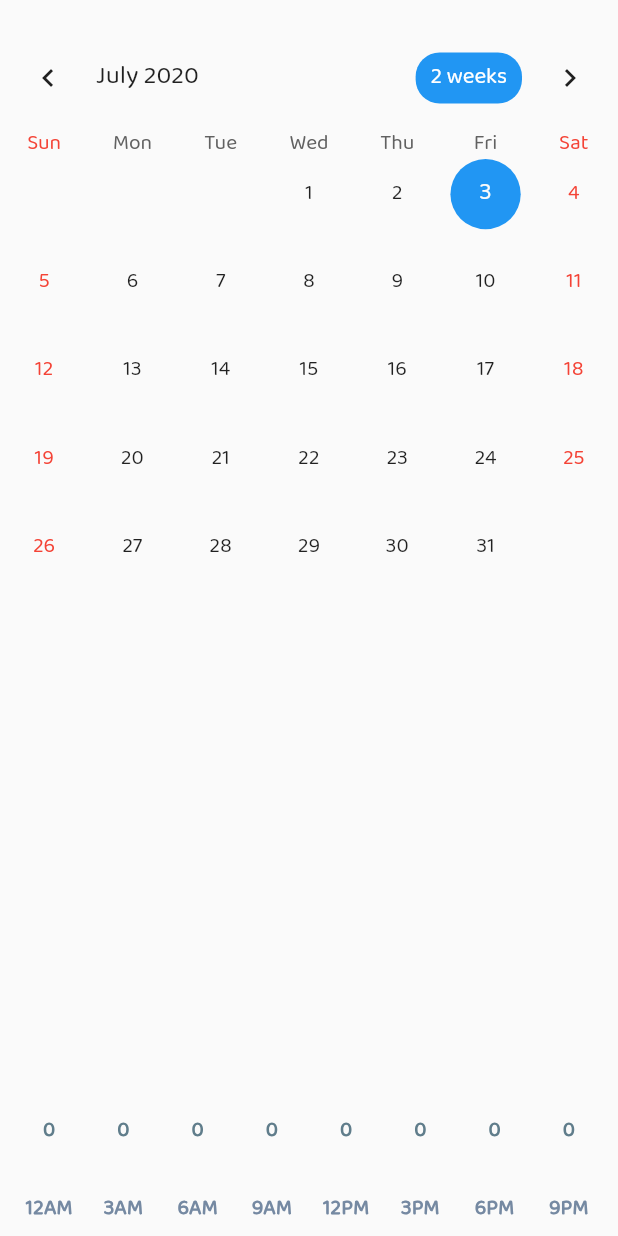
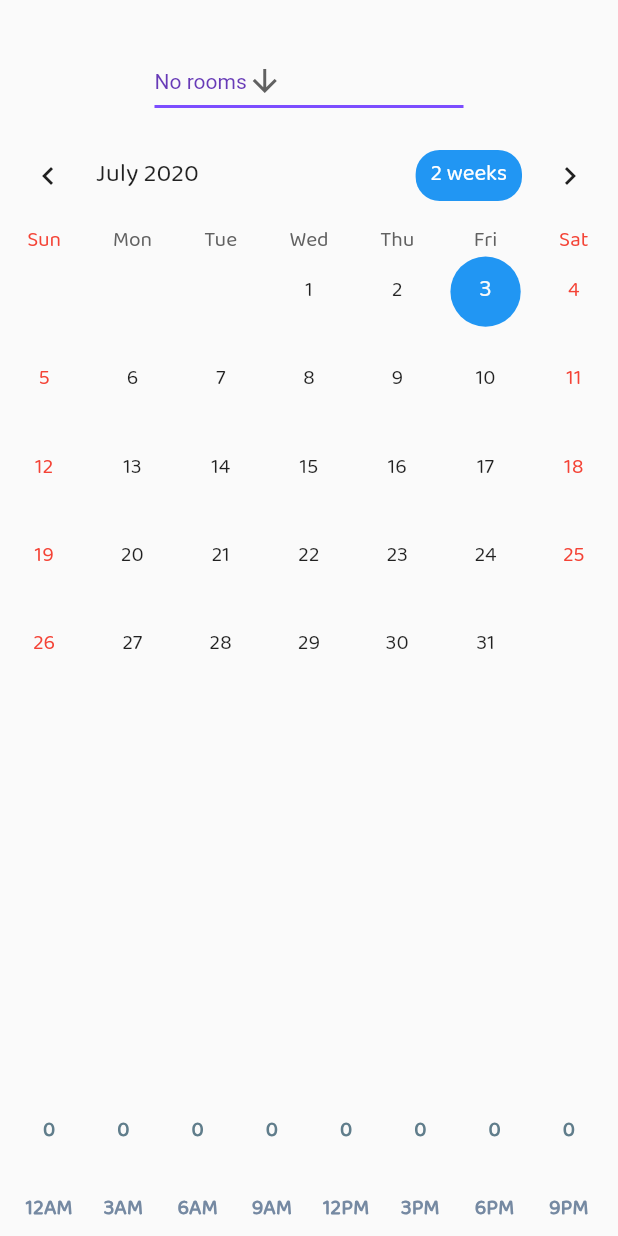
Before and after one commit to richardjoy530/ibis, a Flutter app: the CalenderPage screen opened directly, on a phone screen of 412 x 824 dp. Run offline on Flutter 3.47's test engine with Material 2 defaults, Android fonts, the phone set to English and light mode, and no system bars; drawn by our look-alikes of fl_chart, table_calendar; our stand-ins replace dots_indicator, flare_flutter, flutter_local_notifications, fluttertoast, percent_indicator, shared_preferences and 3 more; missing offline and left inert: qrscan, wifi_iot; accounts and stored records are empty.

Commit message:
drop down

```diff
--- a/lib/calender.dart
+++ b/lib/calender.dart
@@ -7,6 +7,7 @@ import 'package:fl_chart/fl_chart.dart';
 import 'data.dart';
 
 int graphDisplayTemp = 0;
+String dropdownValue;
 double elapseTimeFunction() {
   if (timeDataList.length != 0) {
     var max = timeDataList[0];
@@ -115,7 +116,42 @@ class _CalenderPageState extends State<CalenderPage> {
       body: Column(
         children: <Widget>[
           Padding(
-            padding: const EdgeInsets.fromLTRB(0.0, 20.0, 0.0, 0.0),
+            padding: const EdgeInsets.fromLTRB(0.0,30.0, 0.0, 0.0),
+            child:Container(
+              height: 50,
+              width: MediaQuery.of(context).size.width/2,
+              child: DropdownButton<String>(
+                value: rooms.length==0?'No rooms':rooms[0],
+                icon: Icon(Icons.arrow_downward),
+                iconSize: 24,
+                elevation: 26,
+                style: TextStyle(color: Colors.deepPurple),
+                underline: Container(
+                  height: 2,
+                  color: Colors.deepPurpleAccent,
+                ),
+                onChanged: (String newValue) {
+                  setState(() {
+                    dropdownValue = newValue;
+                  });
+                },
+                items: rooms.length==0?<String>['No rooms'].map<DropdownMenuItem<String>>((String value) {
+                  return DropdownMenuItem<String>(
+                    value: value,
+                    child: Text(value),
+                  );
+                }).toList():rooms
+                    .map<DropdownMenuItem<String>>((String value) {
+                  return DropdownMenuItem<String>(
+                    value: value,
+                    child: Text(value),
+                  );
+                }).toList(),
+              ),
+            ),
+          ),
+          Padding(
+            padding: const EdgeInsets.fromLTRB(0.0, 5.0, 0.0, 0.0),
             child: _buildTableCalendar(),
           ),
           Expanded(
```
